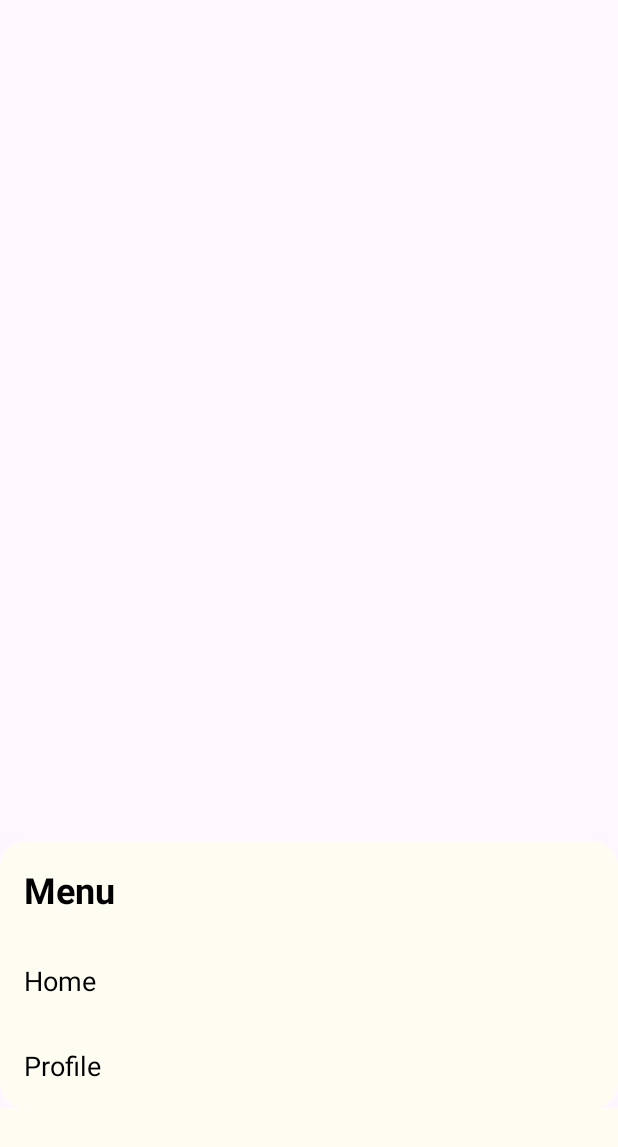
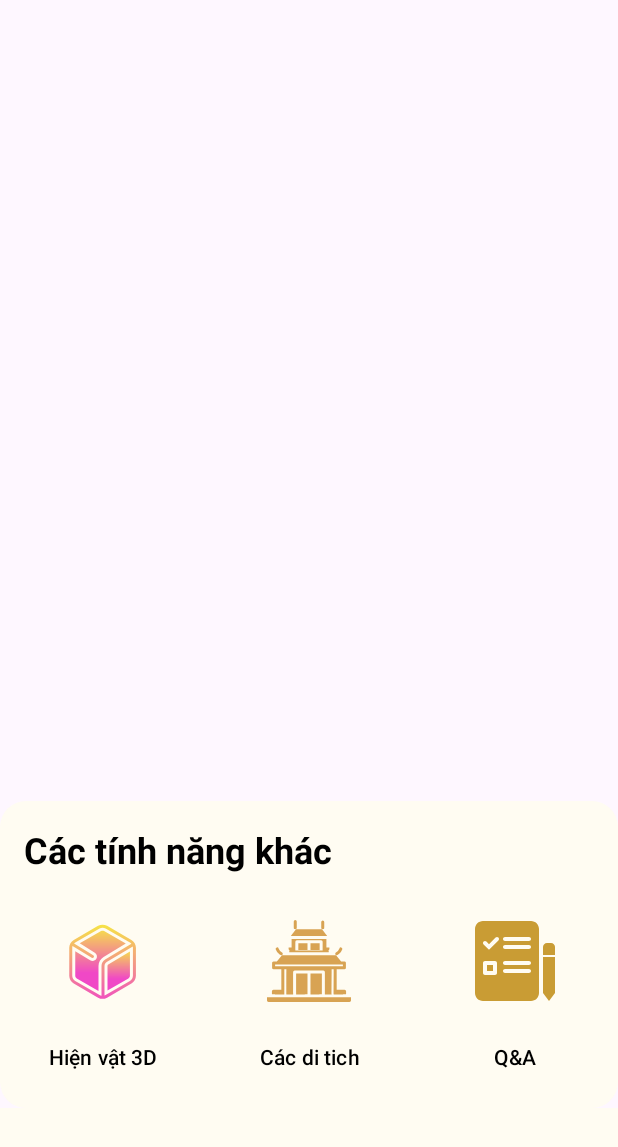
Before and after one commit to lenghia100703/Imperial-Citadel-of-Thang-Long-mobileapp, an Android app built with Jetpack Compose: the layout fragment_menu.xml on its own in the app's theme, with its tools: preview values and no code run, on a phone screen of 412 x 824 dp. Shown: the top 1147 px of the screen. Run offline under Robolectric (Android 15) with nearby library versions, the phone set to English and light mode, and no system bars.

Commit message:
update menu

```diff
--- a/app/src/main/java/com/example/mobileappui/presentation/home/LoginActivity.kt
+++ b/app/src/main/java/com/example/mobileappui/presentation/home/LoginActivity.kt
@@ -1,9 +1,11 @@
 package com.example.mobileappui.presentation.home
 
+import android.content.Intent
 import android.os.Bundle
 import android.view.View
 import android.widget.Button
 import android.widget.EditText
+import android.widget.TextView
 import android.widget.Toast
 import androidx.appcompat.app.AppCompatActivity
 import com.example.mobileappui.R
@@ -19,12 +21,19 @@ class LoginActivity : AppCompatActivity() {
         username = findViewById(R.id.username)
         password = findViewById(R.id.password)
         loginButton = findViewById(R.id.loginButton)
-        loginButton.setOnClickListener(View.OnClickListener {
-            if (username.text.toString().equals("admin") && password.text.toString().equals("admin")) {
+        loginButton.setOnClickListener {
+            if (username.text.toString() == "admin" && password.text.toString() == "admin"
+            ) {
                 Toast.makeText(applicationContext, "Login Successful", Toast.LENGTH_SHORT).show()
+
             } else {
                 Toast.makeText(applicationContext, "Login Failed", Toast.LENGTH_SHORT).show()
             }
-        })
+        }
+        findViewById<TextView>(R.id.register).setOnClickListener {
+            val intent = Intent(this, RegisterActivity::class.java)
+            startActivity(intent)
+        }
+
     }
 }
--- a/app/src/main/java/com/example/mobileappui/route/Account.kt
+++ b/app/src/main/java/com/example/mobileappui/route/Account.kt
@@ -1,5 +1,6 @@
 package com.example.mobileappui.route
 
+import android.content.Intent
 import android.os.Bundle
 import android.view.LayoutInflater
 import android.view.View
@@ -7,6 +8,8 @@ import android.view.ViewGroup
 import androidx.fragment.app.Fragment
 
 import com.example.mobileappui.R
+import com.example.mobileappui.presentation.home.LoginActivity
+
 private const val ARG_PARAM1 = "param1"
 private const val ARG_PARAM2 = "param2"
 /**
@@ -18,7 +21,6 @@ class Account : Fragment() {
     // TODO: Rename and change types of parameters
     private var param1: String? = null
     private var param2: String? = null
-
     override fun onCreate(savedInstanceState: Bundle?) {
         super.onCreate(savedInstanceState)
         arguments?.let {
--- /dev/null
+++ b/app/src/main/res/drawable/btn_color_state.xml
@@ -0,0 +1,9 @@
+<?xml version="1.0" encoding="utf-8"?>
+<selector xmlns:android="http://schemas.android.com/apk/res/android">
+    <!-- pressed color -->
+    <item
+        android:color="@color/light_gray"
+        android:state_pressed="true" />
+    <!-- default color -->
+    <item android:color="@color/transparent"/>
+</selector>
--- /dev/null
+++ b/app/src/main/res/drawable/button_shape.xml
@@ -0,0 +1,7 @@
+<?xml version="1.0" encoding="utf-8"?>
+<shape xmlns:android="http://schemas.android.com/apk/res/android"
+    android:shape="rectangle">
+    <corners
+        android:radius="17dp"/>
+
+</shape>
--- /dev/null
+++ b/app/src/main/res/drawable/chinese_temple.xml
@@ -0,0 +1,18 @@
+<vector xmlns:android="http://schemas.android.com/apk/res/android"
+    android:width="64dp"
+    android:height="64dp"
+    android:viewportWidth="64"
+    android:viewportHeight="64">
+  <path
+      android:pathData="M33,53.2c-0.003,0.079 0.002,1.025 0,1.08 0.01,-0.051 7.674,0.092 7.58,-0.05 0.01,-0.656 -0.008,-2.352 0,-3.03l0,-10.89H33C32.996,41.75 33.003,52.056 33,53.2zM23.42,53.2c-0.003,0.079 0.002,1.025 0,1.08 0.01,-0.051 7.674,0.092 7.58,-0.05 0.01,-0.656 -0.008,-2.352 0,-3.03l0,-10.89H23.42C23.416,41.75 23.423,52.056 23.42,53.2zM56.22,56.14c-14.017,0 -28.655,0 -42.67,0 -2.237,0.003 -7.342,-0.002 -9.55,0L4,58.31a1.003,1.003 0,0 0,1 1c4.86,-0.003 12.329,0.002 17.13,0 11.805,0.173 25.058,-0.071 36.87,0A1.003,1.003 0,0 0,60 58.31V56.14zM31,22.92V20.24H24.9c0.006,1.082 -0.004,3.427 0,4.49H31zM39.1,22.92V20.24H33c0.006,1.082 -0.004,3.427 0,4.49h6.1z"
+      android:fillColor="#d8a353"/>
+  <path
+      android:pathData="M19.4,24.92h-0.55v1.3c3.566,0 10.423,-0 14.02,0 2.725,-0 9.636,0 12.28,0v-1.3L44.6,24.92a1.003,1.003 0,0 0,1 -1v-1h-2L43.6,17.28L20.4,17.28L20.4,22.92h-2v1A1.003,1.003 0,0 0,19.4 24.92ZM22.9,19.24a1.003,1.003 0,0 1,1 -1L40.1,18.24a1.003,1.003 0,0 1,1 1c-0.026,1.293 0.018,4.424 -0,5.68L33,24.92c-1.292,-0.001 -8.647,0 -10.1,0C22.88,23.676 22.915,20.52 22.9,19.24Z"
+      android:fillColor="#d8a353"/>
+  <path
+      android:pathData="M40.67,10.85l-17.34,0l-3.46,4.41l24.26,0l-3.46,-4.41z"
+      android:fillColor="#d8a353"/>
+  <path
+      android:pathData="M41.16,10.85a1.08,1.08 0,0 0,1 -1.34L42.16,5.98a1,1 0,1 0,-2 0V9.85A0.997,0.997 0,0 0,41.16 10.85zM22.84,10.85a0.997,0.997 0,0 0,1 -1V5.69a1,1 0,0 0,-2 0V9.51A1.081,1.081 0,0 0,22.84 10.85zM50.47,28.22c0.567,-0.006 1.054,-0.544 1.46,-0.83a7.07,7.07 0,0 0,2.28 -3.25,1 1,0 0,0 -1.93,-0.52A5.243,5.243 0,0 1,50.16 26.22,1.031 1.031,0 0,0 50.47,28.22zM12.08,27.38c0.409,0.311 0.88,0.829 1.45,0.84A1.002,1.002 0,0 0,14.08 26.39c-0.08,-0.06 -0.16,-0.11 -0.24,-0.17A5.345,5.345 0,0 1,11.73 23.63a1.003,1.003 0,0 0,-1.94 0.51A7.187,7.187 0,0 0,12.08 27.38zM9.28,54.28h6.27v-0.05c0.004,-0.641 -0.003,-2.363 0,-3.03V37.47h1.37c-0.006,2.312 0.004,14.766 0,16.81 1.091,0.005 3.397,-0.003 4.5,0 -0.001,-0.018 0.001,-0.117 0,-0.14V53.2c0.022,-0.963 -0.016,-12.578 0,-13.89a1.003,1.003 0,0 1,1 -1H41.58a1.003,1.003 0,0 1,1 1V51.2c-0.005,0.69 0.003,2.402 0,3.08h4.5v-0.05c-0.011,-1.923 0.008,-14.562 0,-16.76h1.37c0.007,2.271 -0.005,14.762 0,16.76l0,0.05h6.27v-0.05h2V52.2a1.003,1.003 0,0 0,-1 -1H50.45V37.47H55.6a0.99,0.99 0,0 0,1 -1V33.33a1.043,1.043 0,0 0,-0.29 -0.77c-0.3,-0.483 -2.127,-0.234 -2.87,-0.29l-3.43,-4.05H47.15c-2.268,0 -28.03,-0 -30.3,0H13.99L10.56,32.27H8.4a1.02,1.02 0,0 0,-0.77 0.35,1.107 1.107,0 0,0 -0.23,0.71v3.14a0.99,0.99 0,0 0,1 1h5.15V51.2H8.28a1.003,1.003 0,0 0,-1 1v2.03h2zM9.4,34.27H54.6v1.2H49.55c-4.892,-0.019 -30.206,-0.019 -35.1,-0L9.4,35.47z"
+      android:fillColor="#d8a353"/>
+</vector>
--- /dev/null
+++ b/app/src/main/res/drawable/icons8_3d_viewer.xml
@@ -0,0 +1,49 @@
+<vector xmlns:android="http://schemas.android.com/apk/res/android"
+    xmlns:aapt="http://schemas.android.com/aapt"
+    android:width="64dp"
+    android:height="64dp"
+    android:viewportWidth="64"
+    android:viewportHeight="64">
+  <path
+      android:pathData="M47.2,20.38l-14.8,8.88c-2.1,1.26 -3.4,3.56 -3.4,6v16.7l-14.5,-8.37c-0.62,-0.35 -1,-1.02 -1,-1.73V25.44l9.94,6.12C23.92,31.85 24.46,32 25,32c1.05,0 2.03,-0.56 2.57,-1.46c0.85,-1.41 0.39,-3.26 -1.03,-4.11l-10.05,-6.19l14.23,-8.21c0.31,-0.18 0.65,-0.27 1,-0.27c0.36,0 0.7,0.09 1,0.26L47.2,20.38z">
+    <aapt:attr name="android:fillColor">
+      <gradient
+          android:startX="30.35"
+          android:startY="8.326"
+          android:endX="30.35"
+          android:endY="53.524"
+          android:type="linear">
+        <item android:offset="0" android:color="#f6ea41"/>
+        <item android:offset="0.699" android:color="#f048c6"/>
+      </gradient>
+    </aapt:attr>
+  </path>
+  <path
+      android:pathData="M35.49,34.41c-0.3,0.17 -0.49,0.51 -0.49,0.85v16.38l13.95,-8.05c0.62,-0.35 1,-1.02 1,-1.73V25.73L35.49,34.41zM35.49,34.41c-0.3,0.17 -0.49,0.51 -0.49,0.85v16.38l13.95,-8.05c0.62,-0.35 1,-1.02 1,-1.73V25.73L35.49,34.41zM35,35.26v16.38l13.95,-8.05c0.62,-0.35 1,-1.02 1,-1.73V25.73l-14.46,8.68C35.19,34.58 35,34.92 35,35.26z">
+    <aapt:attr name="android:fillColor">
+      <gradient
+          android:startX="42.475"
+          android:startY="23.517"
+          android:endX="42.475"
+          android:endY="52.648"
+          android:type="linear">
+        <item android:offset="0" android:color="#f6ea41"/>
+        <item android:offset="0.699" android:color="#f048c6"/>
+      </gradient>
+    </aapt:attr>
+  </path>
+  <path
+      android:pathData="M50.95,17.93L34.72,8.56c-0.92,-0.53 -1.96,-0.8 -3,-0.8c-1.03,0 -2.07,0.27 -3,0.8L12.5,17.93c-1.85,1.07 -3,3.06 -3,5.19v18.74c0,2.14 1.15,4.13 3,5.2l16.22,9.36c0.93,0.54 1.97,0.8 3.01,0.8c1.03,0 2.07,-0.26 2.99,-0.8l16.23,-9.36c1.85,-1.07 3,-3.06 3,-5.2V23.12C53.95,20.99 52.8,19 50.95,17.93zM51.95,41.86c0,1.42 -0.77,2.75 -2,3.46l-16.23,9.37c-0.23,0.13 -0.47,0.23 -0.72,0.32V35.26c0,-1.04 0.56,-2.03 1.46,-2.57l17.39,-10.43c0.06,0.28 0.1,0.57 0.1,0.86V41.86zM31,55.15c-0.44,-0.08 -0.88,-0.23 -1.28,-0.46L13.5,45.32c-1.23,-0.71 -2,-2.04 -2,-3.46V23.12c0,-0.39 0.06,-0.78 0.18,-1.15l12.81,7.89C24.65,29.95 24.82,30 25,30c0.34,0 0.67,-0.17 0.86,-0.49c0.28,-0.47 0.13,-1.08 -0.35,-1.37l-12.8,-7.88c0.24,-0.23 0.5,-0.43 0.79,-0.6l16.22,-9.37c0.62,-0.35 1.31,-0.53 2,-0.53c0.7,0 1.39,0.18 2,0.53l16.23,9.37c0.38,0.22 0.7,0.5 0.98,0.81l-17.5,10.51c-1.5,0.9 -2.43,2.54 -2.43,4.28V55.15z">
+    <aapt:attr name="android:fillColor">
+      <gradient
+          android:startX="31.725"
+          android:startY="5.554"
+          android:endX="31.725"
+          android:endY="61.208"
+          android:type="linear">
+        <item android:offset="0" android:color="#f6ea41"/>
+        <item android:offset="1" android:color="#f048c6"/>
+      </gradient>
+    </aapt:attr>
+  </path>
+</vector>
--- /dev/null
+++ b/app/src/main/res/drawable/multi_choice.xml
@@ -0,0 +1,21 @@
+<vector xmlns:android="http://schemas.android.com/apk/res/android"
+    android:width="64dp"
+    android:height="64dp"
+    android:viewportWidth="48"
+    android:viewportHeight="48">
+  <path
+      android:pathData="M10,29V26H13V29H10Z"
+      android:fillColor="#c99c34"/>
+  <path
+      android:pathData="M32,44H8C5.791,44 4,42.209 4,40V8C4,5.791 5.791,4 8,4H32C34.209,4 36,5.791 36,8V40C36,42.209 34.209,44 32,44ZM18,13C18,12.448 18.448,12 19,12H31C31.552,12 32,12.448 32,13C32,13.552 31.552,14 31,14H19C18.448,14 18,13.552 18,13ZM19,16C18.448,16 18,16.448 18,17C18,17.552 18.448,18 19,18H31C31.552,18 32,17.552 32,17C32,16.448 31.552,16 31,16H19ZM15.707,12.293C16.098,12.683 16.098,13.317 15.707,13.707L11,18.414L8.293,15.707C7.902,15.317 7.902,14.683 8.293,14.293C8.683,13.902 9.317,13.902 9.707,14.293L11,15.586L14.293,12.293C14.683,11.902 15.317,11.902 15.707,12.293ZM19,24C18.448,24 18,24.448 18,25C18,25.552 18.448,26 19,26H31C31.552,26 32,25.552 32,25C32,24.448 31.552,24 31,24H19ZM18,29C18,28.448 18.448,28 19,28H31C31.552,28 32,28.448 32,29C32,29.552 31.552,30 31,30H19C18.448,30 18,29.552 18,29ZM14,24H9C8.448,24 8,24.448 8,25V30C8,30.552 8.448,31 9,31H14C14.552,31 15,30.552 15,30V25C15,24.448 14.552,24 14,24Z"
+      android:fillColor="#c99c34"
+      android:fillType="evenOdd"/>
+  <path
+      android:pathData="M44,40L41,44L38,40V22H44V40Z"
+      android:fillColor="#c99c34"
+      android:fillType="evenOdd"/>
+  <path
+      android:pathData="M40,15H42C43.105,15 44,15.895 44,17V21H38V17C38,15.895 38.895,15 40,15Z"
+      android:fillColor="#c99c34"
+      android:fillType="evenOdd"/>
+</vector>
--- a/app/src/main/res/layout/fragment_menu.xml
+++ b/app/src/main/res/layout/fragment_menu.xml
@@ -16,7 +16,7 @@
             android:layout_width="match_parent"
             android:layout_height="wrap_content"
 
-            android:background="@drawable/round_online"
+            android:background="@drawable/menu_shape"
             android:orientation="vertical"
             >
 
@@ -25,29 +25,46 @@
                 android:layout_width="match_parent"
                 android:layout_height="wrap_content"
                 android:layout_margin="16dp"
-                android:text="Menu"
+                android:text="Các tính năng khác"
                 android:textColor="@color/black"
                 android:textSize="24sp"
                 android:textStyle="bold" />
 
-            <TextView
-                android:id="@+id/textView2"
+            <LinearLayout
                 android:layout_width="match_parent"
                 android:layout_height="wrap_content"
-                android:layout_margin="16dp"
-                android:text="Home"
-                android:textColor="@color/black"
-                android:textSize="18sp" />
+                android:orientation="horizontal">
+                <Button
+                    android:id="@+id/btn3D"
+                    android:layout_width="0dp"
+                    android:layout_height="140dp"
+                    android:layout_weight="1"
 
-            <TextView
-                android:id="@+id/textView3"
-                android:layout_width="match_parent"
-                android:layout_height="wrap_content"
-                android:layout_margin="16dp"
-                android:text="Profile"
-                android:textColor="@color/black"
-                android:textSize="18sp" />
+                    android:backgroundTint="@drawable/btn_color_state"
+                    android:drawableTop="@drawable/icons8_3d_viewer"
+                    android:text="Hiện vật 3D"
+                    android:textColor="@color/black"/>
+                <Button
+                    android:id="@+id/btnBuilding"
+                    android:layout_width="0dp"
+                    android:layout_height="140dp"
+                    android:layout_weight="1"
 
+                    android:backgroundTint="@drawable/btn_color_state"
+                    android:drawableTop="@drawable/chinese_temple"
+                    android:text="Các di tich"
+                    android:textColor="@color/black"/>
+                <Button
+                    android:id="@+id/btnQnA"
+                    android:layout_width="0dp"
+                    android:layout_height="140dp"
+                    android:layout_weight="1"
+
+                    android:backgroundTint="@drawable/btn_color_state"
+                    android:drawableTop="@drawable/multi_choice"
+                    android:text="Q&amp;A"
+                    android:textColor="@color/black"/>
+            </LinearLayout>
 
         </LinearLayout>
         <View
```
Also changed, not shown: app/src/main/res/drawable/menu_shape.xml (renamed from app/src/main/res/drawable/round_online.xml), 3 other files.
